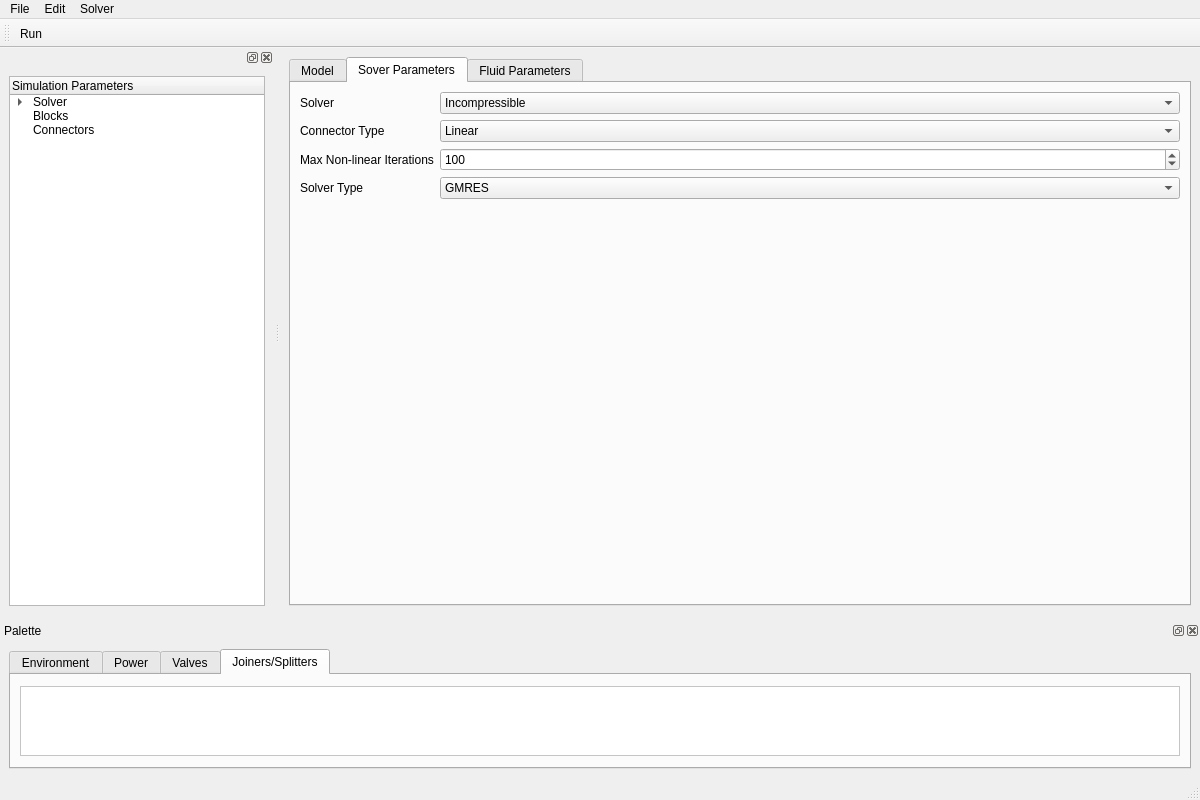
Qt form poiseuille/designer/mainwindow.ui (obrienadam/Poiseuille) before a commit.
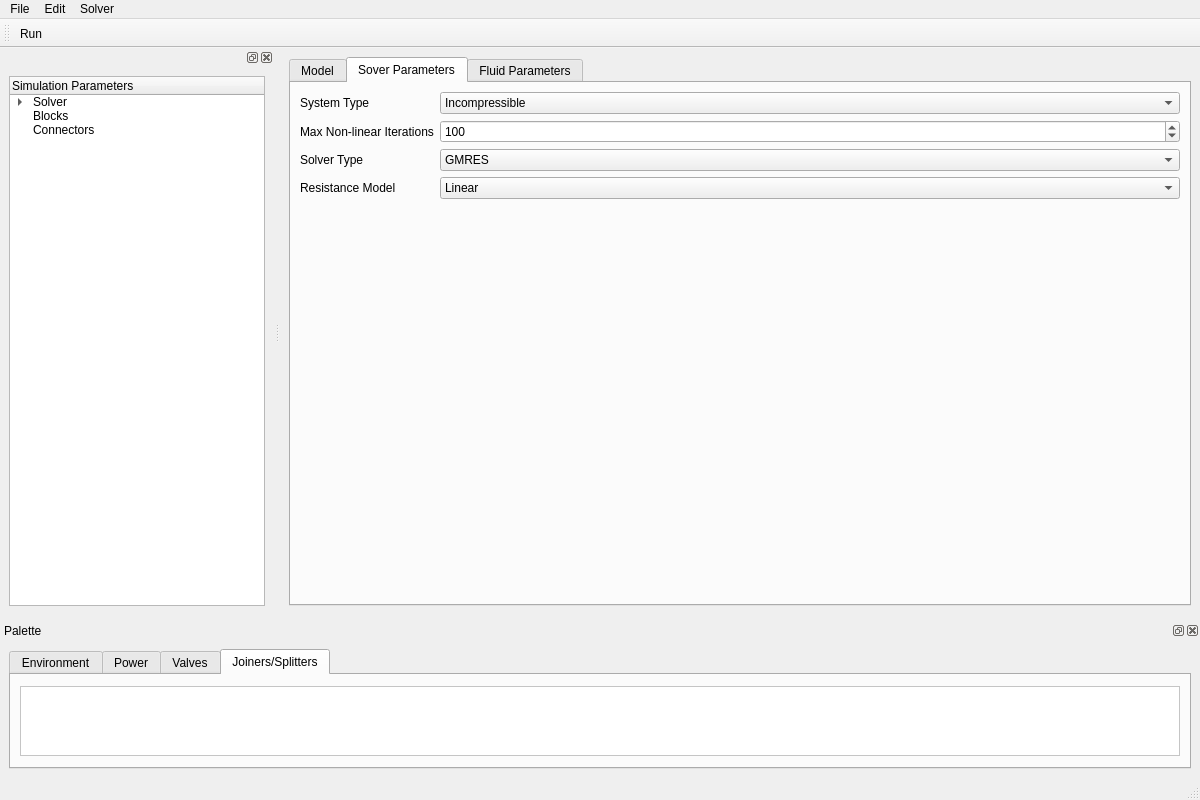
The same form after that commit. The open tabs and pages were chosen to show the change.

Commit message: Moved resistance functions into their own classes separate from the connectors.

Patch:
```diff
--- a/poiseuille/designer/mainwindow.ui
+++ b/poiseuille/designer/mainwindow.ui
@@ -60,7 +60,7 @@
         <item row="0" column="0">
          <widget class="QLabel" name="label">
           <property name="text">
-           <string>Solver</string>
+           <string>System Type</string>
           </property>
          </widget>
         </item>
@@ -74,34 +74,60 @@
          </widget>
         </item>
         <item row="1" column="0">
-         <widget class="QLabel" name="label_2">
-          <property name="text">
-           <string>Connector Type</string>
-          </property>
-         </widget>
-        </item>
-        <item row="1" column="1">
-         <widget class="QComboBox" name="comboBox_2">
-          <item>
-           <property name="text">
-            <string>Linear</string>
-           </property>
-          </item>
-          <item>
-           <property name="text">
-            <string>Proctor and Gamble</string>
-           </property>
-          </item>
-         </widget>
-        </item>
-        <item row="2" column="0">
          <widget class="QLabel" name="label_3">
           <property name="text">
            <string>Max Non-linear Iterations</string>
           </property>
          </widget>
         </item>
+        <item row="2" column="0">
+         <widget class="QLabel" name="label_4">
+          <property name="text">
+           <string>Solver Type</string>
+          </property>
+         </widget>
+        </item>
         <item row="2" column="1">
+         <widget class="QComboBox" name="solver_combo_box">
+          <item>
+           <property name="text">
+            <string>GMRES</string>
+           </property>
+          </item>
+          <item>
+           <property name="text">
+            <string>LGMRES</string>
+           </property>
+          </item>
+          <item>
+           <property name="text">
+            <string>BICGSTAB</string>
+           </property>
+          </item>
+         </widget>
+        </item>
+        <item row="3" column="0">
+         <widget class="QLabel" name="label_5">
+          <property name="text">
+           <string>Resistance Model</string>
+          </property>
+         </widget>
+        </item>
+        <item row="3" column="1">
+         <widget class="QComboBox" name="resistance_combo_box">
+          <item>
+           <property name="text">
+            <string>Linear</string>
+           </property>
+          </item>
+          <item>
+           <property name="text">
+            <string>Proctor and Gamble</string>
+           </property>
+          </item>
+         </widget>
+        </item>
+        <item row="1" column="1">
          <widget class="QSpinBox" name="maxiter_spinbox">
           <property name="accelerated">
            <bool>true</bool>
@@ -117,38 +143,24 @@
           </property>
          </widget>
         </item>
-        <item row="3" column="1">
-         <widget class="QComboBox" name="comboBox_3">
-          <item>
-           <property name="text">
-            <string>GMRES</string>
-           </property>
-          </item>
-          <item>
-           <property name="text">
-            <string>LGMRES</string>
-           </property>
-          </item>
-          <item>
-           <property name="text">
-            <string>BICGSTAB</string>
-           </property>
-          </item>
-         </widget>
-        </item>
-        <item row="3" column="0">
-         <widget class="QLabel" name="label_4">
-          <property name="text">
-           <string>Solver Type</string>
-          </property>
-         </widget>
-        </item>
        </layout>
       </widget>
       <widget class="QWidget" name="fluid_param_tab">
        <attribute name="title">
         <string>Fluid Parameters</string>
        </attribute>
+       <layout class="QFormLayout" name="formLayout_2">
+        <item row="0" column="0">
+         <widget class="QLabel" name="label_2">
+          <property name="text">
+           <string>TextLabel</string>
+          </property>
+         </widget>
+        </item>
+        <item row="0" column="1">
+         <widget class="QDoubleSpinBox" name="doubleSpinBox"/>
+        </item>
+       </layout>
       </widget>
      </widget>
     </item>
```
Left out of the diff: 4 changed lines with no effect on the pictures. The commit also changes 15 other files.
